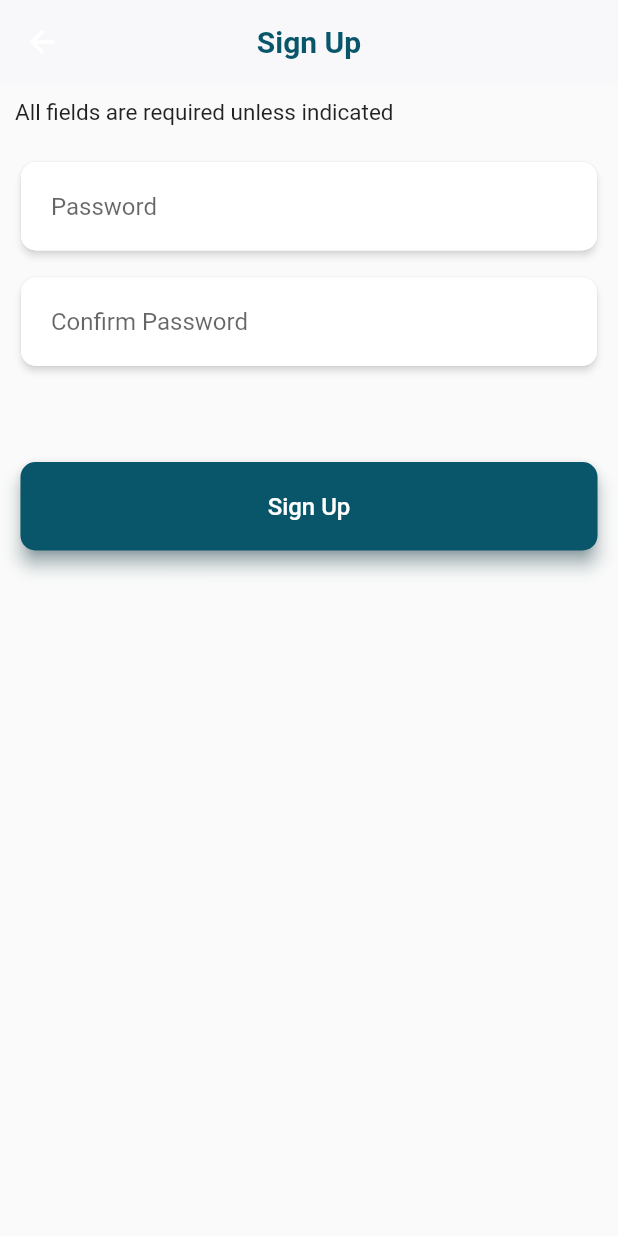
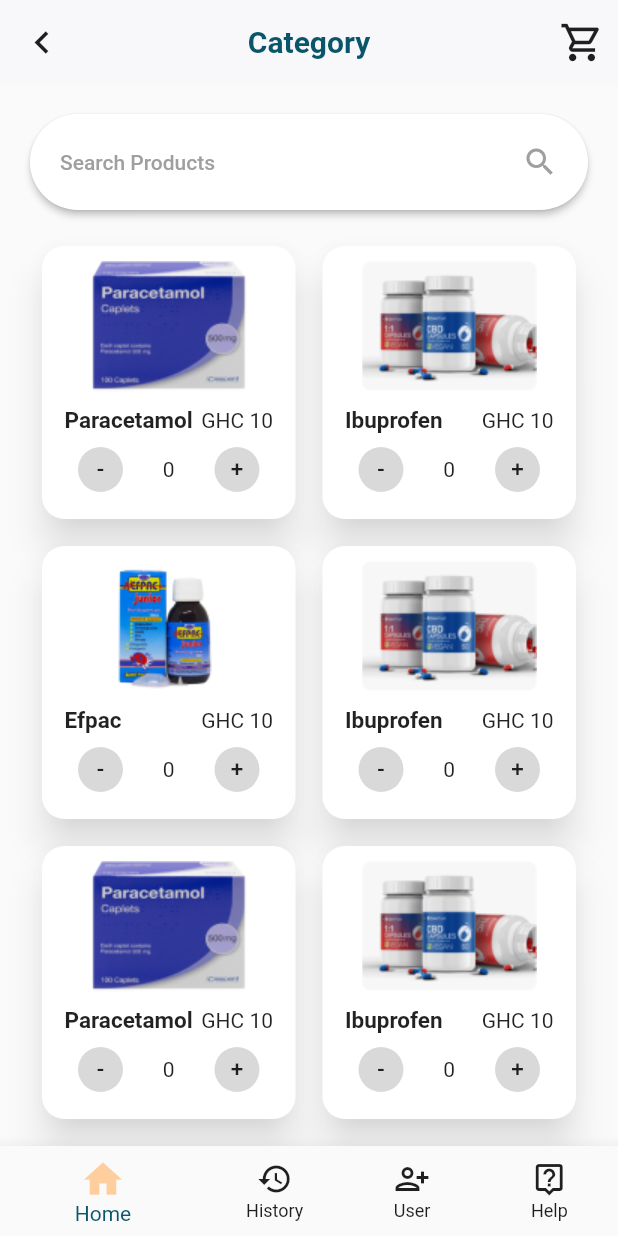
Before and after one commit to franklinosei/Thrive, a Flutter app: the SelectPassword screen opened by its route, after a tap on "Sign Up", on a phone screen of 412 x 824 dp. Run offline on Flutter 3.47's test engine with Material 2 defaults, Android fonts, the phone set to English and light mode, and no system bars; our stand-ins replace firebase_auth, firebase_core, font_awesome_flutter; accounts and stored records are empty.

Commit message:
Added the bottome navbars, added some few screens, and worked on the categories page

```diff
--- a/lib/constants/constants.dart
+++ b/lib/constants/constants.dart
@@ -10,6 +10,7 @@ const bgColor1 = Color(0xFF7399A3);
 const whiteColor = Color(0xFFFFFFFF);
 const lightOrangeColor = Color(0xFFFFCE9E);
 const textColor = Colors.black;
+const greyColor = Color(0xFF9F9F9F);
 
 const defaultPadding = 10.0;
 
--- a/lib/main.dart
+++ b/lib/main.dart
@@ -40,6 +40,7 @@ class _AppState extends State<App> {
         if (snapshot.connectionState == ConnectionState.done) {
           return MaterialApp(
             debugShowCheckedModeBanner: false,
+            color: bgColor,
             theme: ThemeData(
               appBarTheme: const AppBarTheme(
                 centerTitle: true,
@@ -58,6 +59,7 @@ class _AppState extends State<App> {
               '/signup': (context) => const SignUp(),
               '/signin': (context) => const SignIn(),
               '/enterpassword': (context) => const SelectPassword(),
+              '/mainscreen': (context) => const MainScreen(),
             },
             home: StreamBuilder(
               stream: FirebaseAuth.instance.authStateChanges(),
--- /dev/null
+++ b/lib/mock_data/data.dart
@@ -0,0 +1,52 @@
+import 'package:thrive/models/drug_model.dart';
+
+List<DrugModel> drugs = [
+  DrugModel(
+    id: '1',
+    drugName: 'Paracetamol',
+    drugImage: 'assets/images/paracetamol.png',
+    drugDescription:
+        'Paracetamol is a pain reliever and a fever reducer. It is used to treat many conditions such as headache, muscle aches, arthritis, back pain, toothaches, colds, and flu. It is also used to treat many conditions such as headache, muscle aches, arthritis, back pain, toothaches, colds, and flu.',
+    drugPrice: 10,
+  ),
+  DrugModel(
+    id: '2',
+    drugName: 'Ibuprofen',
+    drugImage: 'assets/images/ibuprofen.png',
+    drugDescription:
+        'Ibuprofen is used to treat many conditions such as headache, muscle aches, arthritis, back pain, toothaches, colds, and flu. It is also used to treat many conditions such as headache, muscle aches, arthritis, back pain, toothaches, colds, and flu.',
+    drugPrice: 10,
+  ),
+  DrugModel(
+    id: '3',
+    drugName: 'Efpac',
+    drugImage: 'assets/images/efpac.png',
+    drugDescription:
+        'Paracetamol is a pain reliever and a fever reducer. It is used to treat many conditions such as headache, muscle aches, arthritis, back pain, toothaches, colds, and flu. It is also used to treat many conditions such as headache, muscle aches, arthritis, back pain, toothaches, colds, and flu.',
+    drugPrice: 10,
+  ),
+  DrugModel(
+    id: '4',
+    drugName: 'Ibuprofen',
+    drugImage: 'assets/images/ibuprofen.png',
+    drugDescription:
+        'Ibuprofen is used to treat many conditions such as headache, muscle aches, arthritis, back pain, toothaches, colds, and flu. It is also used to treat many conditions such as headache, muscle aches, arthritis, back pain, toothaches, colds, and flu.',
+    drugPrice: 10,
+  ),
+  DrugModel(
+    id: '5',
+    drugName: 'Paracetamol',
+    drugImage: 'assets/images/paracetamol.png',
+    drugDescription:
+        'Paracetamol is a pain reliever and a fever reducer. It is used to treat many conditions such as headache, muscle aches, arthritis, back pain, toothaches, colds, and flu. It is also used to treat many conditions such as headache, muscle aches, arthritis, back pain, toothaches, colds, and flu.',
+    drugPrice: 10,
+  ),
+  DrugModel(
+    id: '6',
+    drugName: 'Ibuprofen',
+    drugImage: 'assets/images/ibuprofen.png',
+    drugDescription:
+        'Ibuprofen is used to treat many conditions such as headache, muscle aches, arthritis, back pain, toothaches, colds, and flu. It is also used to treat many conditions such as headache, muscle aches, arthritis, back pain, toothaches, colds, and flu.',
+    drugPrice: 10,
+  ),
+];
--- /dev/null
+++ b/lib/models/drug_model.dart
@@ -0,0 +1,14 @@
+class DrugModel {
+  final String id;
+  final String drugName;
+  final String drugImage;
+  final String drugDescription;
+  final int drugPrice;
+
+  DrugModel(
+      {required this.id,
+      required this.drugName,
+      required this.drugImage,
+      required this.drugDescription,
+      required this.drugPrice});
+}
--- a/lib/screens/auth/password/enter_password.dart
+++ b/lib/screens/auth/password/enter_password.dart
@@ -103,7 +103,9 @@ class _SelectPasswordState extends State<SelectPassword> {
                       const SizedBox(height: defaultPadding + 50),
 
                       ElevatedButton(
-                        onPressed: () {},
+                        onPressed: () {
+                          Navigator.pushNamed(context, '/mainscreen');
+                        },
                         child: const Text(
                           'Sign Up',
                           style: TextStyle(
--- a/lib/screens/auth/signIn/sign_in.dart
+++ b/lib/screens/auth/signIn/sign_in.dart
@@ -115,7 +115,7 @@ class _SignInState extends State<SignIn> {
 
                       ElevatedButton(
                         onPressed: () {
-                          Navigator.pushNamed(context, '/home');
+                          Navigator.pushNamed(context, '/mainscreen');
                         },
                         child: const Text(
                           'Sign In',
--- /dev/null
+++ b/lib/screens/categories_screen/categories_screen.dart
@@ -0,0 +1,97 @@
+import 'package:flutter/material.dart';
+import 'package:thrive/constants/constants.dart';
+import 'package:thrive/mock_data/data.dart';
+import 'package:thrive/models/drug_model.dart';
+import 'package:thrive/screens/categories_screen/widgets/drug_card.dart';
+
+class CategoryScreen extends StatefulWidget {
+  const CategoryScreen({Key? key}) : super(key: key);
+
+  @override
+  _CategoryScreenState createState() => _CategoryScreenState();
+}
+
+class _CategoryScreenState extends State<CategoryScreen> {
+  List<DrugModel> data = [...drugs];
+  @override
+  Widget build(BuildContext context) {
+    return Scaffold(
+      appBar: AppBar(
+        // toolbarHeight: 70,
+        title: const Text('Category'),
+        leading: IconButton(
+          icon: const Icon(
+            Icons.chevron_left,
+            color: blackColor,
+            size: 30,
+          ),
+          onPressed: () => Navigator.pop(context),
+        ),
+        actions: [
+          IconButton(
+            icon: const Icon(
+              Icons.shopping_cart_outlined,
+              color: blackColor,
+              size: 30,
+            ),
+            onPressed: () => print('cart'),
+            padding: EdgeInsets.zero,
+          ),
+        ],
+      ),
+      body: Container(
+        child: SingleChildScrollView(
+          padding: const EdgeInsets.symmetric(horizontal: 20),
+          child: Column(
+            children: [
+              const SizedBox(height: 20),
+              ElevatedButton(
+                onPressed: () {},
+                child: Row(
+                  mainAxisAlignment: MainAxisAlignment.spaceBetween,
+                  children: const [
+                    Text(
+                      'Search Products',
+                      style: TextStyle(
+                        color: greyColor,
+                      ),
+                    ),
+                    Icon(
+                      Icons.search,
+                      color: greyColor,
+                    ),
+                  ],
+                ),
+                style: ElevatedButton.styleFrom(
+                  shape: RoundedRectangleBorder(
+                    borderRadius: BorderRadius.circular(50),
+                  ),
+                  primary: whiteColor,
+                  padding: const EdgeInsets.symmetric(
+                    vertical: 20,
+                    horizontal: 20,
+                  ),
+                ),
+              ),
+              const SizedBox(
+                height: 20,
+              ),
+              Wrap(
+                spacing: 10,
+                runSpacing: 10,
+                children: List.generate(
+                  data.length,
+                  (index) => DrugCard(
+                    drugName: data[index].drugName,
+                    drugImage: data[index].drugImage,
+                    drugPrice: data[index].drugPrice,
+                  ),
+                ),
+              ),
+            ],
+          ),
+        ),
+      ),
+    );
+  }
+}
--- /dev/null
+++ b/lib/screens/categories_screen/widgets/drug_card.dart
@@ -0,0 +1,134 @@
+import 'package:flutter/material.dart';
+import 'package:thrive/constants/constants.dart';
+
+class DrugCard extends StatefulWidget {
+  final drugName;
+  final drugImage;
+  final drugPrice;
+  const DrugCard(
+      {Key? key,
+      required this.drugName,
+      required this.drugImage,
+      required this.drugPrice})
+      : super(key: key);
+
+  @override
+  State<DrugCard> createState() => _DrugCardState();
+}
+
+class _DrugCardState extends State<DrugCard> {
+  int drugQuantity = 0;
+
+  @override
+  Widget build(BuildContext context) {
+    return GestureDetector(
+      onTap: () {},
+      child: SizedBox(
+        height: 190,
+        width: 177,
+        child: Card(
+          elevation: 10,
+          shadowColor: greyColor.withOpacity(0.4),
+          shape: RoundedRectangleBorder(
+            borderRadius: BorderRadius.circular(15),
+          ),
+          child: Padding(
+            padding: const EdgeInsets.symmetric(
+              horizontal: 15.0,
+              vertical: 10,
+            ),
+            child: Column(
+              children: [
+                Image.asset(widget.drugImage),
+                const SizedBox(
+                  height: 10,
+                ),
+                Row(
+                  mainAxisAlignment: MainAxisAlignment.spaceBetween,
+                  children: [
+                    Text(
+                      widget.drugName,
+                      style: const TextStyle(
+                        fontWeight: FontWeight.bold,
+                        fontSize: 15,
+                      ),
+                    ),
+                    Text(
+                        'GHC ${drugQuantity < 1 ? widget.drugPrice : widget.drugPrice * drugQuantity}'),
+                  ],
+                ),
+                const SizedBox(
+                  height: 0,
+                ),
+                Row(
+                  mainAxisAlignment: MainAxisAlignment.spaceBetween,
+                  children: [
+                    ElevatedButton(
+                      onPressed: () {
+                        if (drugQuantity > 0) {
+                          setState(() {
+                            drugQuantity--;
+                          });
+                        }
+                      },
+                      child: const Center(
+                        child: Text(
+                          '-',
+                          style: TextStyle(
+                            fontSize: 15,
+                            color: blackColor,
+                          ),
+                        ),
+                      ),
+                      style: ElevatedButton.styleFrom(
+                        elevation: 0,
+                        primary: greyColor.withOpacity(0.4),
+                        shape: RoundedRectangleBorder(
+                          borderRadius: BorderRadius.circular(50),
+                        ),
+                        maximumSize: const Size(30, 30),
+                        minimumSize: const Size(5, 5),
+                        padding: const EdgeInsets.only(
+                          right: 10,
+                          left: 10,
+                        ),
+                      ),
+                    ),
+                    Text('$drugQuantity'),
+                    ElevatedButton(
+                      onPressed: () {
+                        setState(() {
+                          drugQuantity++;
+                        });
+                      },
+                      child: const Text(
+                        '+',
+                        style: TextStyle(
+                          fontSize: 15,
+                          color: blackColor,
+                        ),
+                      ),
+                      style: ElevatedButton.styleFrom(
+                        primary: greyColor.withOpacity(0.4),
+                        elevation: 0,
+                        shape: RoundedRectangleBorder(
+                          borderRadius: BorderRadius.circular(50),
+                        ),
+                        maximumSize: const Size(31, 31),
+                        minimumSize: const Size(30, 30),
+                        padding: const EdgeInsets.only(
+                          right: 10,
+                          left: 10,
+                        ),
+                      ),
+                    ),
+                  ],
+                )
+              ],
+            ),
+          ),
+        ),
+      ),
+    );
+  }
+}
--- /dev/null
+++ b/lib/screens/help_screen/help_screen.dart
@@ -0,0 +1,25 @@
+import 'package:flutter/material.dart';
+import 'package:thrive/constants/constants.dart';
+
+class HelpScreen extends StatefulWidget {
+  const HelpScreen({Key? key}) : super(key: key);
+
+  @override
+  _HelpScreenState createState() => _HelpScreenState();
+}
+
+class _HelpScreenState extends State<HelpScreen> {
+  @override
+  Widget build(BuildContext context) {
+    return const Scaffold(
+      body: Center(
+        child: Text(
+          'Help screen',
+          style: TextStyle(
+            color: blackColor,
+          ),
+        ),
+      ),
+    );
+  }
+}
--- /dev/null
+++ b/lib/screens/history_screen/history_screen.dart
@@ -0,0 +1,25 @@
+import 'package:flutter/material.dart';
+import 'package:thrive/constants/constants.dart';
+
+class HistoryScreen extends StatefulWidget {
+  const HistoryScreen({Key? key}) : super(key: key);
+
+  @override
+  _HistoryScreenState createState() => _HistoryScreenState();
+}
+
+class _HistoryScreenState extends State<HistoryScreen> {
+  @override
+  Widget build(BuildContext context) {
+    return const Scaffold(
+      body: Center(
+        child: Text(
+          'history screen',
+          style: TextStyle(
+            color: blackColor,
+          ),
+        ),
+      ),
+    );
+  }
+}
--- a/lib/screens/home/home.dart
+++ b/lib/screens/home/home.dart
@@ -1,10 +1,13 @@
 import 'package:flutter/material.dart';
+import 'package:thrive/constants/constants.dart';
 
 class Home extends StatelessWidget {
   const Home({Key? key}) : super(key: key);
 
   @override
   Widget build(BuildContext context) {
-    return const Scaffold();
+    return const Scaffold(
+      backgroundColor: bgColor,
+    );
   }
 }
--- a/lib/screens/mainScreen/main_screen.dart
+++ b/lib/screens/mainScreen/main_screen.dart
@@ -1,10 +1,76 @@
 import 'package:flutter/material.dart';
+import 'package:thrive/constants/constants.dart';
+import 'package:thrive/screens/categories_screen/categories_screen.dart';
+import 'package:thrive/screens/help_screen/help_screen.dart';
+import 'package:thrive/screens/history_screen/history_screen.dart';
+import 'package:thrive/screens/home/home.dart';
+import 'package:thrive/screens/user_screen/user_screen.dart';
 
-class MainScreen extends StatelessWidget {
+class MainScreen extends StatefulWidget {
   const MainScreen({Key? key}) : super(key: key);
 
   @override
+  State<MainScreen> createState() => _MainScreenState();
+}
+
+class _MainScreenState extends State<MainScreen> {
+  void _onItemTapped(int index) {
+    setState(() {
+      _selectedIndex = index;
+    });
+  }
+
+  int _selectedIndex = 0;
+
+  final List<Widget> _widgetOptions = <Widget>[
+    //just used it to build the page ... change it to Home()
+    const CategoryScreen(),
+    // const Home(),
+    const HistoryScreen(),
+    const UserSettingsScreen(),
+    const HelpScreen(),
+  ];
+
+  @override
   Widget build(BuildContext context) {
-    return Container();
+    return Scaffold(
+      body: _widgetOptions.elementAt(_selectedIndex),
+      bottomNavigationBar: BottomNavigationBar(
+        elevation: 10,
+        selectedIconTheme: const IconThemeData(
+          color: lightOrangeColor,
+          size: 30,
+        ),
+        selectedLabelStyle: const TextStyle(
+          color: primaryColor,
+          // fontSize: 20,
+        ),
+        unselectedIconTheme: const IconThemeData(color: blackColor),
+        unselectedLabelStyle: const TextStyle(color: blackColor),
+        showUnselectedLabels: true,
+        unselectedItemColor: blackColor,
+        items: const <BottomNavigationBarItem>[
+          BottomNavigationBarItem(
+            icon: Icon(Icons.home),
+            label: 'Home',
+          ),
+          BottomNavigationBarItem(
+            icon: Icon(Icons.history),
+            label: 'History',
+          ),
+          BottomNavigationBarItem(
+            icon: Icon(Icons.person_add_alt),
+            label: 'User',
+          ),
+          BottomNavigationBarItem(
+            icon: Icon(Icons.live_help_outlined),
+            label: 'Help',
+          ),
+        ],
+        currentIndex: _selectedIndex,
+        selectedItemColor: primaryColor,
+        onTap: _onItemTapped,
+      ),
+    );
   }
 }
--- /dev/null
+++ b/lib/screens/user_screen/user_screen.dart
@@ -0,0 +1,25 @@
+import 'package:flutter/material.dart';
+import 'package:thrive/constants/constants.dart';
+
+class UserSettingsScreen extends StatefulWidget {
+  const UserSettingsScreen({Key? key}) : super(key: key);
+
+  @override
+  _UserSettingsScreenState createState() => _UserSettingsScreenState();
+}
+
+class _UserSettingsScreenState extends State<UserSettingsScreen> {
+  @override
+  Widget build(BuildContext context) {
+    return const Scaffold(
+      body: Center(
+        child: Text(
+          'User settings screen',
+          style: TextStyle(
+            color: blackColor,
+          ),
+        ),
+      ),
+    );
+  }
+}
```
Also changed, not shown: assets/images/efpac.png (added), assets/images/ibuprofen.png (added), assets/images/paracetamol.png (added).
